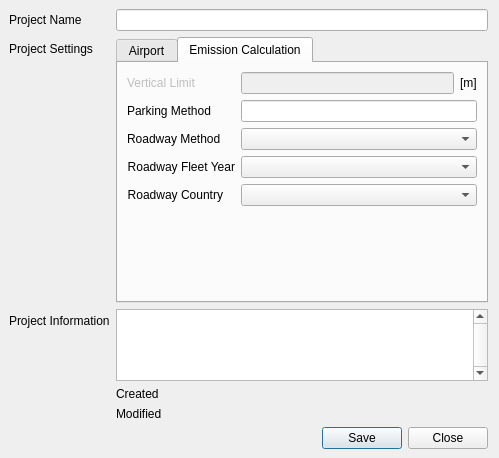
Before: the Qt Designer form ui/ui_study_setup.ui in eurocontrol-asu/open_alaqs, drawn with Qt 5.
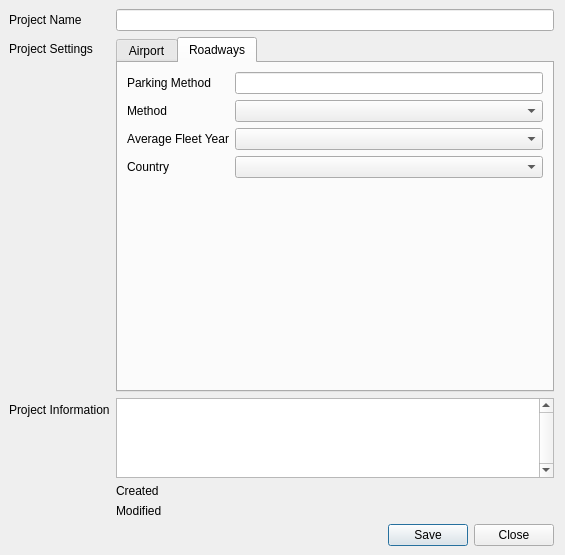
After: the same form once the commit is applied. The open tabs and pages were chosen to show the change.

Commit message: Update the interface (as discussed with Stavros)

Diff of the .ui file:
```diff
--- a/ui/ui_study_setup.ui
+++ b/ui/ui_study_setup.ui
@@ -9,8 +9,8 @@
    <rect>
     <x>0</x>
     <y>0</y>
-    <width>494</width>
-    <height>458</height>
+    <width>565</width>
+    <height>555</height>
    </rect>
   </property>
   <property name="sizePolicy">
@@ -250,13 +250,23 @@
              </item>
             </layout>
            </item>
+           <item row="7" column="0">
+            <widget class="QLabel" name="verticalLimitLabel">
+             <property name="text">
+              <string>Vertical limit [m]</string>
+             </property>
+            </widget>
+           </item>
+           <item row="7" column="1">
+            <widget class="QLineEdit" name="lineEditVerticalLimit"/>
+           </item>
           </layout>
          </item>
         </layout>
        </widget>
        <widget class="QWidget" name="EmissionCalculation">
         <attribute name="title">
-         <string>Emission Calculation</string>
+         <string>Roadways</string>
         </attribute>
         <layout class="QVBoxLayout" name="verticalLayout_3">
          <item>
@@ -265,47 +275,13 @@
             <enum>QFormLayout::AllNonFixedFieldsGrow</enum>
            </property>
            <item row="0" column="0">
-            <widget class="QLabel" name="label_12">
-             <property name="text">
-              <string>Vertical Limit</string>
-             </property>
-             <property name="enabled">
-              <bool>False</bool>
-             </property>
-            </widget>
-           </item>
-           <item row="0" column="1">
-            <layout class="QHBoxLayout" name="horizontalLayout_9">
-             <item>
-              <widget class="QLineEdit" name="lineEditVerticalLimit">
-               <property name="sizePolicy">
-                <sizepolicy hsizetype="MinimumExpanding" vsizetype="Fixed">
-                 <horstretch>0</horstretch>
-                 <verstretch>0</verstretch>
-                </sizepolicy>
-               </property>
-               <property name="enabled">
-                <bool>False</bool>
-               </property>
-              </widget>
-             </item>
-             <item>
-              <widget class="QLabel" name="label_20">
-               <property name="text">
-                <string>[m]</string>
-               </property>
-              </widget>
-             </item>
-            </layout>
-           </item>
-           <item row="1" column="0">
             <widget class="QLabel" name="label_16">
              <property name="text">
               <string>Parking Method</string>
              </property>
             </widget>
            </item>
-           <item row="1" column="1">
+           <item row="0" column="1">
             <layout class="QHBoxLayout" name="horizontalLayout_8">
              <item>
               <widget class="QLineEdit" name="lineEditParkingMethod">
@@ -319,40 +295,40 @@
              </item>
             </layout>
            </item>
-           <item row="2" column="0">
+           <item row="1" column="0">
             <widget class="QLabel" name="label_13">
              <property name="text">
-              <string>Roadway Method</string>
+              <string>Method</string>
              </property>
             </widget>
            </item>
-           <item row="2" column="1">
+           <item row="1" column="1">
             <widget class="QComboBox" name="comboBoxRoadwayMethod"/>
            </item>
-           <item row="3" column="0">
+           <item row="2" column="0">
             <widget class="QLabel" name="label_14">
              <property name="text">
-              <string>Roadway Fleet Year</string>
+              <string>Average Fleet Year</string>
              </property>
              <property name="alignment">
               <set>Qt::AlignRight|Qt::AlignTrailing|Qt::AlignVCenter</set>
              </property>
             </widget>
            </item>
-           <item row="3" column="1">
+           <item row="2" column="1">
             <widget class="QComboBox" name="comboBoxRoadwayFleetYear"/>
            </item>
-           <item row="4" column="0">
+           <item row="3" column="0">
             <widget class="QLabel" name="label_15">
              <property name="text">
-              <string>Roadway Country</string>
+              <string>Country</string>
              </property>
              <property name="alignment">
               <set>Qt::AlignRight|Qt::AlignTrailing|Qt::AlignVCenter</set>
              </property>
             </widget>
            </item>
-           <item row="4" column="1">
+           <item row="3" column="1">
             <widget class="QComboBox" name="comboBoxRoadwayCountry"/>
            </item>
           </layout>
```
Left out of the diff: 10 changed lines with no effect on the pictures. The commit also changes 3 other files.
